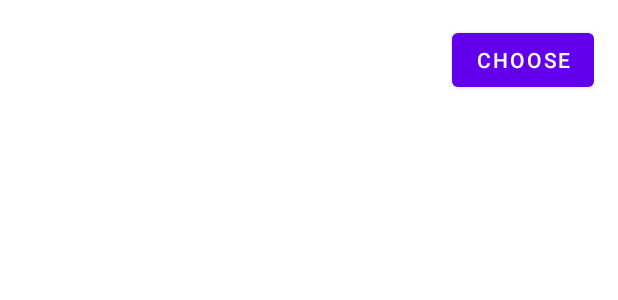
After one commit to victord54/CartoMob, an Android app: the layout activity_building_list_item.xml on its own in the app's theme, with its tools: preview values and no code run, on a phone screen of 412 x 824 dp. The commit adds this screen. Shown: the top 300 px of the screen. Run offline under Robolectric (Android 15) with nearby library versions, the phone set to English and light mode, and no system bars.

Commit message:
Create RecyclerView to show list of buildings.

```diff
--- a/app/src/main/java/fr/victord54/cartomob/activities/BuildingActivity.java
+++ b/app/src/main/java/fr/victord54/cartomob/activities/BuildingActivity.java
@@ -26,7 +26,7 @@ public class BuildingActivity extends AppCompatActivity {
         setContentView(R.layout.activity_building);
         TextView name = findViewById(R.id.building_name_text);
         cartoMob = (CartoMob) getIntent().getSerializableExtra("cartoMob");
-        name.setText(cartoMob.getBuilding(0).getName());
+        name.setText(cartoMob.getBuilding(getIntent().getIntExtra("i", 0)).getName());
 
         Button addRoom = findViewById(R.id.building_addRoom_btn);
         Button showBuilding = findViewById(R.id.building_showBuilding_btn);
--- a/app/src/main/java/fr/victord54/cartomob/models/CartoMob.java
+++ b/app/src/main/java/fr/victord54/cartomob/models/CartoMob.java
@@ -23,6 +23,10 @@ public class CartoMob implements Serializable {
         return buildings.get(i);
     }
 
+    public ArrayList<Building> getBuildings() {
+        return buildings;
+    }
+
     @NonNull
     @Override
     public String toString() {
--- /dev/null
+++ b/app/src/main/res/layout/activity_building_list_item.xml
@@ -0,0 +1,25 @@
+<?xml version="1.0" encoding="utf-8"?>
+<androidx.constraintlayout.widget.ConstraintLayout xmlns:android="http://schemas.android.com/apk/res/android"
+    xmlns:app="http://schemas.android.com/apk/res-auto"
+    android:layout_width="match_parent"
+    android:layout_height="wrap_content"
+    android:layout_marginStart="16dp"
+    android:layout_marginTop="16dp"
+    android:layout_marginEnd="16dp">
+
+    <TextView
+        android:id="@+id/buildingList_item_name"
+        android:layout_width="wrap_content"
+        android:layout_height="wrap_content"
+        app:layout_constraintStart_toStartOf="parent"
+        app:layout_constraintTop_toTopOf="parent" />
+
+    <Button
+        android:id="@+id/buildingList_item_btn"
+        android:text="@string/buildingList_item_btn"
+        android:layout_width="wrap_content"
+        android:layout_height="wrap_content"
+        app:layout_constraintEnd_toEndOf="parent"
+        app:layout_constraintTop_toTopOf="parent" />
+
+</androidx.constraintlayout.widget.ConstraintLayout>
--- a/app/src/main/res/values/strings.xml
+++ b/app/src/main/res/values/strings.xml
@@ -7,4 +7,6 @@
     <string name="addBuilding_header_dialog">Type a name for the building</string>
     <string name="addRoom_header_dialog">Type a name for the room</string>
     <string name="main_list_btn">Modify buildings</string>
+    <string name="listBuilding_header_dialog">List of buildings</string>
+    <string name="buildingList_item_btn">Choose</string>
 </resources>
```
Also changed, not shown: app/src/main/java/fr/victord54/cartomob/activities/MainActivity.java (+18 -0 lines), app/src/main/java/fr/victord54/cartomob/views/BuildingAdapter.java (added, +63 -0 lines), app/src/main/java/fr/victord54/cartomob/views/BuildingViewHolder.java (added, +22 -0 lines), 2 other files.
